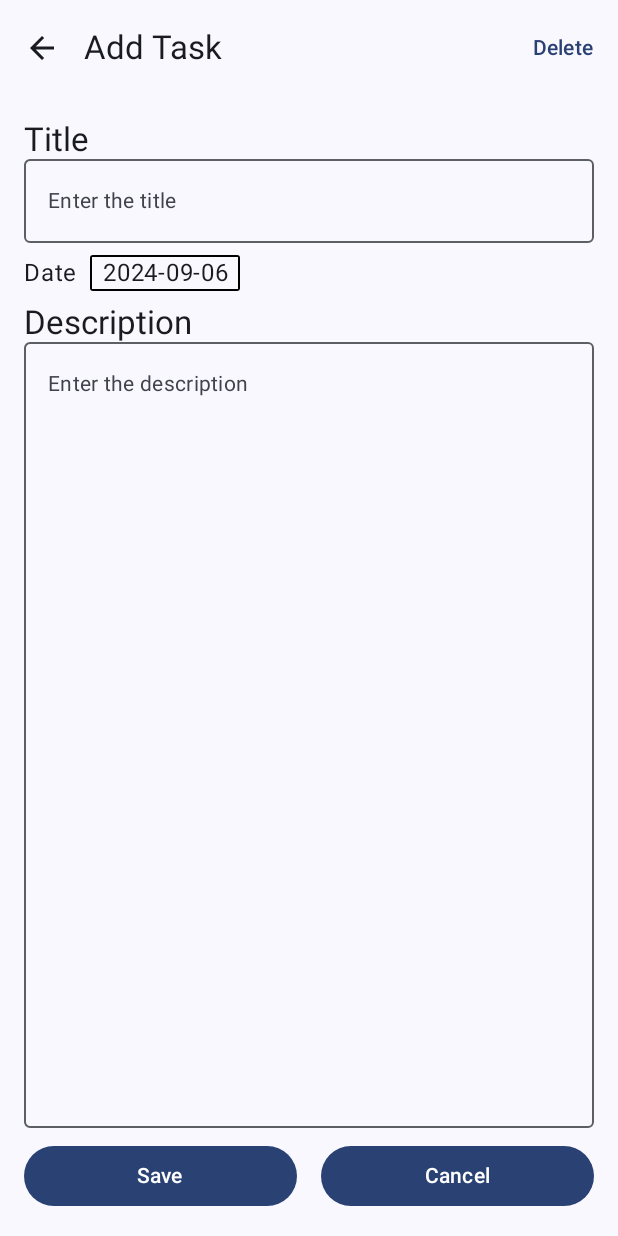
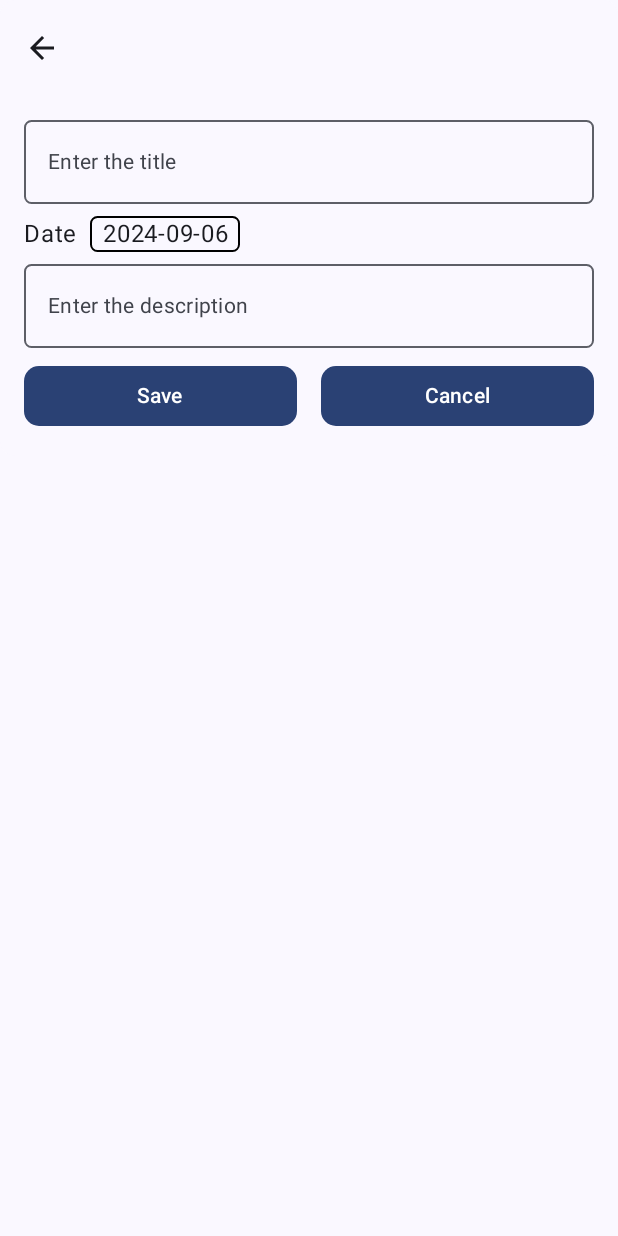
Before and after one commit to kumgold/calendar-clone, an Android app built with Jetpack Compose: the composable TaskScreen shown on its own in the app's theme, on a phone screen of 412 x 824 dp. Run offline under Robolectric (Android 15) with nearby library versions, the phone set to English and light mode, and no system bars; our stand-ins replace Dagger/Hilt's generated code; 1 statement that could not run was skipped.

Commit message:
task dialog

```diff
--- a/app/src/main/java/com/goldcompany/apps/todoapplication/compose/AppBar.kt
+++ b/app/src/main/java/com/goldcompany/apps/todoapplication/compose/AppBar.kt
@@ -1,34 +1,37 @@
 package com.goldcompany.apps.todoapplication.compose
 
-import androidx.annotation.StringRes
+import androidx.compose.foundation.layout.fillMaxWidth
 import androidx.compose.material.icons.Icons
 import androidx.compose.material.icons.automirrored.filled.ArrowBack
+import androidx.compose.material.icons.filled.Menu
+import androidx.compose.material3.DrawerState
+import androidx.compose.material3.DrawerValue
 import androidx.compose.material3.ExperimentalMaterial3Api
 import androidx.compose.material3.Icon
 import androidx.compose.material3.IconButton
 import androidx.compose.material3.Text
 import androidx.compose.material3.TextButton
 import androidx.compose.material3.TopAppBar
+import androidx.compose.material3.rememberDrawerState
 import androidx.compose.runtime.Composable
+import androidx.compose.runtime.rememberCoroutineScope
 import androidx.compose.ui.Modifier
 import androidx.compose.ui.res.stringResource
+import androidx.compose.ui.tooling.preview.Preview
 import com.goldcompany.apps.todoapplication.R
+import kotlinx.coroutines.launch
 
 @OptIn(ExperimentalMaterial3Api::class)
 @Composable
 fun TaskDetailAppBar(
     modifier: Modifier = Modifier,
-    @StringRes title: Int,
+    isEdit: Boolean,
     deleteTask: () -> Unit,
-    navigateBack: () -> Unit = {}
+    navigateBack: () -> Unit
 ) {
     TopAppBar(
         modifier = modifier,
-        title = {
-            Text(
-                text = stringResource(id = title)
-            )
-        },
+        title = {},
         navigationIcon = {
             IconButton(
                 onClick = navigateBack
@@ -40,13 +43,64 @@ fun TaskDetailAppBar(
             }
         },
         actions = {
-            TextButton(
-                onClick = {
-                    deleteTask()
+            if (isEdit) {
+                TextButton(
+                    onClick = {
+                        deleteTask()
+                    }
+                ) {
+                    Text(text = stringResource(id = R.string.delete))
                 }
-            ) {
-                Text(text = stringResource(id = R.string.delete))
             }
         }
     )
 }
+
+@OptIn(ExperimentalMaterial3Api::class)
+@Composable
+fun HomeTopAppBar(
+    title: String,
+    drawerState: DrawerState
+) {
+    val coroutineScope = rememberCoroutineScope()
+
+    TopAppBar(
+        modifier = Modifier.fillMaxWidth(),
+        title = {
+            Text(text = title)
+        },
+        navigationIcon = {
+            IconButton(
+                onClick = {
+                    coroutineScope.launch {
+                        drawerState.open()
+                    }
+                }
+            ) {
+                Icon(
+                    imageVector = Icons.Filled.Menu,
+                    contentDescription = stringResource(id = R.string.menu)
+                )
+            }
+        }
+    )
+}
+
+@Preview
+@Composable
+private fun TaskDetailAppBarPreview() {
+    TaskDetailAppBar(
+        isEdit = true,
+        deleteTask = {},
+        navigateBack = {}
+    )
+}
+
+@Preview
+@Composable
+private fun HomeTopAppBarPreview() {
+    HomeTopAppBar(
+        title = "title",
+        drawerState = rememberDrawerState(initialValue = DrawerValue.Closed)
+    )
+}
--- a/app/src/main/java/com/goldcompany/apps/todoapplication/task/TaskScreen.kt
+++ b/app/src/main/java/com/goldcompany/apps/todoapplication/task/TaskScreen.kt
@@ -7,11 +7,11 @@ import androidx.compose.foundation.layout.Box
 import androidx.compose.foundation.layout.Column
 import androidx.compose.foundation.layout.Row
 import androidx.compose.foundation.layout.Spacer
-import androidx.compose.foundation.layout.fillMaxSize
 import androidx.compose.foundation.layout.fillMaxWidth
 import androidx.compose.foundation.layout.height
 import androidx.compose.foundation.layout.padding
 import androidx.compose.foundation.layout.width
+import androidx.compose.foundation.layout.wrapContentHeight
 import androidx.compose.foundation.layout.wrapContentSize
 import androidx.compose.foundation.shape.RoundedCornerShape
 import androidx.compose.material3.Button
@@ -20,15 +20,10 @@ import androidx.compose.material3.DatePickerDialog
 import androidx.compose.material3.ExperimentalMaterial3Api
 import androidx.compose.material3.MaterialTheme
 import androidx.compose.material3.OutlinedTextField
-import androidx.compose.material3.Scaffold
-import androidx.compose.material3.SnackbarDuration
-import androidx.compose.material3.SnackbarHost
-import androidx.compose.material3.SnackbarHostState
+import androidx.compose.material3.Surface
 import androidx.compose.material3.Text
 import androidx.compose.material3.rememberDatePickerState
 import androidx.compose.runtime.Composable
-import androidx.compose.runtime.LaunchedEffect
-import androidx.compose.runtime.collectAsState
 import androidx.compose.runtime.getValue
 import androidx.compose.runtime.mutableStateOf
 import androidx.compose.runtime.remember
@@ -48,24 +43,26 @@ import com.goldcompany.apps.data.util.convertMilliToDate
 import com.goldcompany.apps.todoapplication.R
 import com.goldcompany.apps.todoapplication.compose.LoadingAnimation
 import com.goldcompany.apps.todoapplication.compose.TaskDetailAppBar
+import com.goldcompany.apps.todoapplication.util.dateToMilli
 import kotlinx.coroutines.launch
 import java.time.LocalDate
-import java.time.ZoneOffset
 
 @Composable
 fun TaskScreen(
-    modifier: Modifier = Modifier,
     viewModel: TaskViewModel = hiltViewModel(),
     navigateBack: () -> Unit
 ) {
-    val snackBarHostState = remember { SnackbarHostState() }
     val coroutineScope = rememberCoroutineScope()
 
-    Scaffold(
-        modifier = modifier,
-        topBar = {
+    Surface(
+        modifier = Modifier.wrapContentSize()
+            .clip(RoundedCornerShape(10.dp))
+    ) {
+        Column {
+            val uiState by viewModel.uiState.collectAsStateWithLifecycle()
+
             TaskDetailAppBar(
-                title = R.string.add_task,
+                isEdit = uiState.isEdit,
                 deleteTask = {
                     coroutineScope.launch {
                         viewModel.deleteTask()
@@ -74,17 +71,11 @@ fun TaskScreen(
                 },
                 navigateBack = navigateBack
             )
-        },
-        snackbarHost = { SnackbarHost(snackBarHostState) },
-
-    ) { paddingValues ->
-        val uiState by viewModel.uiState.collectAsStateWithLifecycle()
-
             if (uiState.isLoading) {
-            LoadingAnimation(modifier = modifier.padding(paddingValues))
+                LoadingAnimation(modifier = Modifier.wrapContentSize())
             } else {
                 EditTask(
-                modifier = modifier.padding(paddingValues),
+                    modifier = Modifier.wrapContentSize(),
                     state = uiState,
                     onTitleChange = viewModel::updateTitle,
                     onDescriptionChange = viewModel::updateDescription,
@@ -94,16 +85,6 @@ fun TaskScreen(
                     },
                     navigateBack = navigateBack,
                     onDateSelected = viewModel::updateStartDate
-            )
-        }
-
-        uiState.message?.let { message ->
-            val snackBarMessage = stringResource(id = message)
-
-            LaunchedEffect(key1 = message) {
-                snackBarHostState.showSnackbar(
-                    message = snackBarMessage,
-                    duration = SnackbarDuration.Short
                 )
             }
         }
@@ -121,15 +102,12 @@ private fun EditTask(
     onDateSelected: (Long) -> Unit
 ) {
     Column(
-        modifier = modifier
-            .padding(all = dimensionResource(id = R.dimen.horizontal_margin))
-            .fillMaxSize()
+        modifier = modifier.padding(all = dimensionResource(id = R.dimen.horizontal_margin))
     ) {
         TaskTextInput(
             modifier = Modifier.fillMaxWidth(),
             text = state.title,
             onTextChange = onTitleChange,
-            titleResource = R.string.title,
             hintResource = R.string.title_hint,
             isSingleLine = true
         )
@@ -140,7 +118,7 @@ private fun EditTask(
         ) {
             Text(text = stringResource(id = R.string.date))
             Spacer(modifier = Modifier.width(dimensionResource(id = R.dimen.vertical_margin)))
-            SelectTaskDate(
+            TaskDateSelector(
                 savedDate = state.date,
                 onDateSelected = onDateSelected
             )
@@ -149,10 +127,9 @@ private fun EditTask(
         TaskTextInput(
             modifier = Modifier
                 .fillMaxWidth()
-                .weight(1f),
+                .wrapContentHeight(),
             text = state.description,
             onTextChange = onDescriptionChange,
-            titleResource = R.string.description,
             hintResource = R.string.description_hint,
             isSingleLine = false
         )
@@ -162,14 +139,16 @@ private fun EditTask(
         ) {
             Button(
                 modifier = Modifier.weight(1f),
-                onClick = { saveTask() }
+                onClick = { saveTask() },
+                shape = RoundedCornerShape(10.dp)
             ) {
                 Text(text = stringResource(id = R.string.save))
             }
             Spacer(modifier = Modifier.width(dimensionResource(id = R.dimen.horizontal_margin)))
             Button(
                 modifier = Modifier.weight(1f),
-                onClick = { navigateBack() }
+                onClick = { navigateBack() },
+                shape = RoundedCornerShape(10.dp)
             ) {
                 Text(text = stringResource(id = R.string.cancel))
             }
@@ -178,7 +157,7 @@ private fun EditTask(
 }
 
 @Composable
-private fun SelectTaskDate(
+private fun TaskDateSelector(
     modifier: Modifier = Modifier,
     savedDate: String,
     onDateSelected: (Long) -> Unit
@@ -191,11 +170,12 @@ private fun SelectTaskDate(
     Box(
         modifier = modifier
             .wrapContentSize()
-            .clip(RoundedCornerShape(2.dp))
             .border(
                 width = 1.dp,
-                color = colorResource(id = R.color.black)
+                color = colorResource(id = R.color.black),
+                shape = RoundedCornerShape(5.dp)
             )
+            .clip(RoundedCornerShape(5.dp))
             .clickable {
                 isShowDatePickerDialog = true
             }
@@ -211,7 +191,6 @@ private fun SelectTaskDate(
     if (isShowDatePickerDialog) {
         TaskDatePickerDialog(
             onDateSelected = {
-                println(it)
                 date = convertMilliToDate(it)
                 onDateSelected(it)
             },
@@ -234,11 +213,12 @@ private fun TaskDatePickerDialog(
         confirmButton = {
             Button(
                 onClick = {
-                    val currentTime = LocalDate.now().atStartOfDay().toInstant(ZoneOffset.UTC).toEpochMilli()
+                    val currentTime = LocalDate.now().dateToMilli()
 
                     onDateSelected(selectedDate ?: currentTime)
                     onDismiss()
-                }
+                },
+                shape = RoundedCornerShape(10.dp)
             ) {
                 Text(text = stringResource(id = R.string.ok))
             }
@@ -247,7 +227,8 @@ private fun TaskDatePickerDialog(
             Button(
                 onClick = {
                     onDismiss()
-                }
+                },
+                shape = RoundedCornerShape(10.dp)
             ) {
                 Text(text = stringResource(id = R.string.cancel))
             }
@@ -262,17 +243,13 @@ private fun TaskTextInput(
     modifier: Modifier,
     text: String,
     onTextChange: (String) -> Unit,
-    @StringRes titleResource: Int,
     @StringRes hintResource: Int,
     isSingleLine: Boolean
 
 ) {
-    Text(
-        text = stringResource(id = titleResource),
-        style = MaterialTheme.typography.titleLarge
-    )
     OutlinedTextField(
         modifier = modifier,
+        shape = RoundedCornerShape(5.dp),
         value = text,
         onValueChange = onTextChange,
         placeholder = {
--- a/app/src/main/java/com/goldcompany/apps/todoapplication/task/TaskViewModel.kt
+++ b/app/src/main/java/com/goldcompany/apps/todoapplication/task/TaskViewModel.kt
@@ -7,7 +7,9 @@ import com.goldcompany.apps.data.data.Task
 import com.goldcompany.apps.data.repository.TaskRepository
 import com.goldcompany.apps.data.util.convertMilliToDate
 import com.goldcompany.apps.todoapplication.R
+import com.goldcompany.apps.todoapplication.util.CURRENT_DATE_MILLI
 import com.goldcompany.apps.todoapplication.util.TASK_ID
+import com.goldcompany.apps.todoapplication.util.dateToMilli
 import dagger.hilt.android.lifecycle.HiltViewModel
 import kotlinx.coroutines.flow.MutableStateFlow
 import kotlinx.coroutines.flow.StateFlow
@@ -22,8 +24,9 @@ data class TaskUiState(
     val title: String = "",
     val description: String = "",
     val isCompleted: Boolean = false,
-    val date: String = convertMilliToDate(LocalDate.now().atStartOfDay().toInstant(ZoneOffset.UTC).toEpochMilli()),
+    val date: String = convertMilliToDate(LocalDate.now().dateToMilli()),
     val isLoading: Boolean = false,
+    val isEdit: Boolean = false,
     val message: Int? = null
 )
 
@@ -33,6 +36,7 @@ class TaskViewModel @Inject constructor(
     savedStateHandle: SavedStateHandle
 ) : ViewModel() {
     private val taskId: String? = savedStateHandle[TASK_ID]
+    private val currentDateMilli: Long = savedStateHandle[CURRENT_DATE_MILLI] ?: LocalDate.now().dateToMilli()
 
     private val _uiState = MutableStateFlow(TaskUiState())
     val uiState: StateFlow<TaskUiState> = _uiState.asStateFlow()
@@ -40,6 +44,14 @@ class TaskViewModel @Inject constructor(
     init {
         if (taskId != null) {
             loadTask(taskId)
+        } else {
+            _uiState.update {
+                it.copy(
+                    isLoading = false,
+                    isEdit = false,
+                    date = convertMilliToDate(currentDateMilli),
+                )
+            }
         }
     }
 
@@ -56,6 +68,7 @@ class TaskViewModel @Inject constructor(
                                 description = task.description,
                                 isCompleted = task.isCompleted,
                                 isLoading = false,
+                                isEdit = true,
                                 date = task.date,
                             )
                         }
```
Also changed, not shown: app/src/main/java/com/goldcompany/apps/todoapplication/compose/HomeTopAppBar.kt (deleted, +0 -59 lines), app/src/main/java/com/goldcompany/apps/todoapplication/compose/TestText.kt (deleted, +0 -72 lines). Lines whose indentation alone changed are shown as unchanged.
